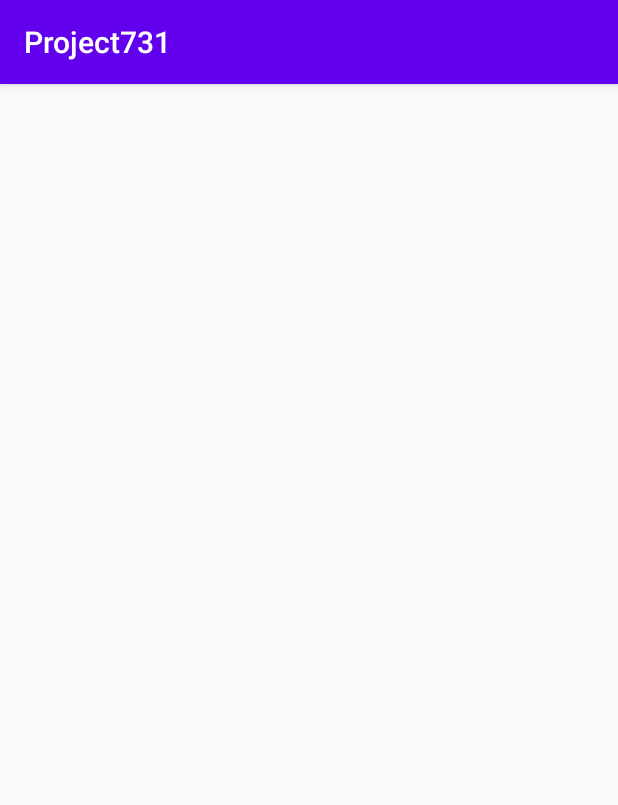
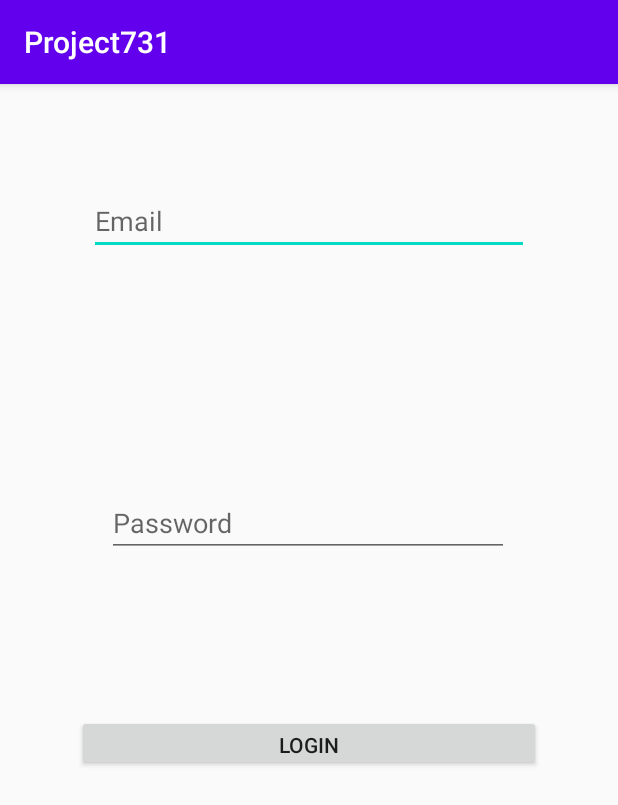
Before and after one commit to carlsondultra/CPS731Project, an Android app: the FirebaseLoginActivity screen opened directly, with no data from a screen before it, on a phone screen of 412 x 824 dp. Shown: the top 805 px of the screen. Run offline under Robolectric (Android 15) with nearby library versions, the light colour scheme and no system bars; our stand-ins replace Firebase (no records; nobody signed in at launch, a user with empty details on screens opened directly).

Commit message:
Added ability to log in and out using firebase

```diff
--- a/app/src/main/java/com/example/project731/FirebaseLoginActivity.java
+++ b/app/src/main/java/com/example/project731/FirebaseLoginActivity.java
@@ -2,13 +2,55 @@ package com.example.project731;
 
 import androidx.appcompat.app.AppCompatActivity;
 
+import android.content.Intent;
 import android.os.Bundle;
+import android.view.View;
+import android.widget.Button;
+import android.widget.EditText;
+import android.widget.Toast;
+
+import com.google.android.gms.tasks.OnSuccessListener;
+import com.google.firebase.auth.AuthResult;
+import com.google.firebase.auth.FirebaseAuth;
 
 public class FirebaseLoginActivity extends AppCompatActivity {
+
+    private EditText email;
+    private EditText password;
+    private Button login;
+
+    private FirebaseAuth auth;
 
     @Override
     protected void onCreate(Bundle savedInstanceState) {
         super.onCreate(savedInstanceState);
         setContentView(R.layout.activity_firebase_login);
+
+        email = findViewById(R.id.email);
+        password = findViewById(R.id.password);
+        login = findViewById(R.id.login);
+
+        auth = FirebaseAuth.getInstance();
+
+        login.setOnClickListener(new View.OnClickListener() {
+            @Override
+            public void onClick(View view) {
+                String txt_email = email.getText().toString();
+                String txt_password = password.getText().toString();
+                loginUser(txt_email, txt_password);
+            }
+        });
+    }
+
+    private void loginUser(String email, String password) {
+
+        auth.signInWithEmailAndPassword(email, password).addOnSuccessListener(new OnSuccessListener<AuthResult>() {
+            @Override
+            public void onSuccess(AuthResult authResult) {
+                Toast.makeText(FirebaseLoginActivity.this, "Login Successful", Toast.LENGTH_SHORT).show();
+                startActivity(new Intent(FirebaseLoginActivity.this, FirebaseMainActivity.class));
+                finish();
+            }
+        });
     }
 }
--- a/app/src/main/java/com/example/project731/FirebaseRegisterActivity.java
+++ b/app/src/main/java/com/example/project731/FirebaseRegisterActivity.java
@@ -3,6 +3,7 @@ package com.example.project731;
 import androidx.annotation.NonNull;
 import androidx.appcompat.app.AppCompatActivity;
 
+import android.content.Intent;
 import android.os.Bundle;
 import android.text.TextUtils;
 import android.view.View;
@@ -62,6 +63,8 @@ public class FirebaseRegisterActivity extends AppCompatActivity {
             public void onComplete(@NonNull Task<AuthResult> task) {
                 if (task.isSuccessful()){
                     Toast.makeText(FirebaseRegisterActivity.this, "Successful register.", Toast.LENGTH_SHORT).show();
+                    startActivity(new Intent(FirebaseRegisterActivity.this, FirebaseMainActivity.class));
+                    finish();
                 }
                 else{
                     Toast.makeText(FirebaseRegisterActivity.this, "Unsuccessful register.", Toast.LENGTH_SHORT).show();
--- a/app/src/main/res/layout/activity_firebase_login.xml
+++ b/app/src/main/res/layout/activity_firebase_login.xml
@@ -6,4 +6,41 @@
     android:layout_height="match_parent"
     tools:context=".FirebaseLoginActivity">
 
+    <EditText
+        android:id="@+id/email"
+        android:layout_width="293dp"
+        android:layout_height="44dp"
+        android:hint="Email"
+        app:layout_constraintBottom_toBottomOf="parent"
+        app:layout_constraintEnd_toEndOf="parent"
+        app:layout_constraintStart_toStartOf="parent"
+        app:layout_constraintTop_toTopOf="parent"
+        app:layout_constraintVertical_bias="0.097" />
+
+    <EditText
+        android:id="@+id/password"
+        android:layout_width="268dp"
+        android:layout_height="41dp"
+        android:layout_below="@id/email"
+        android:layout_marginTop="160dp"
+        android:hint="Password"
+        app:layout_constraintBottom_toBottomOf="parent"
+        app:layout_constraintEnd_toEndOf="parent"
+        app:layout_constraintHorizontal_bias="0.496"
+        app:layout_constraintStart_toStartOf="parent"
+        app:layout_constraintTop_toBottomOf="@+id/email"
+        app:layout_constraintVertical_bias="0.0" />
+
+    <Button
+        android:id="@+id/login"
+        android:layout_width="309dp"
+        android:layout_height="37dp"
+        android:layout_below="@id/password"
+        android:text="LOGIN"
+        app:layout_constraintBottom_toBottomOf="parent"
+        app:layout_constraintEnd_toEndOf="parent"
+        app:layout_constraintStart_toStartOf="parent"
+        app:layout_constraintTop_toBottomOf="@+id/password"
+        app:layout_constraintVertical_bias="0.253" />
+
 </androidx.constraintlayout.widget.ConstraintLayout>
```
Also changed, not shown: app/src/main/AndroidManifest.xml (+3 -4 lines), app/src/main/java/com/example/project731/FirebaseMainActivity.java (added, +33 -0 lines), app/src/main/res/layout/activity_firebase_main.xml (added, +20 -0 lines).
